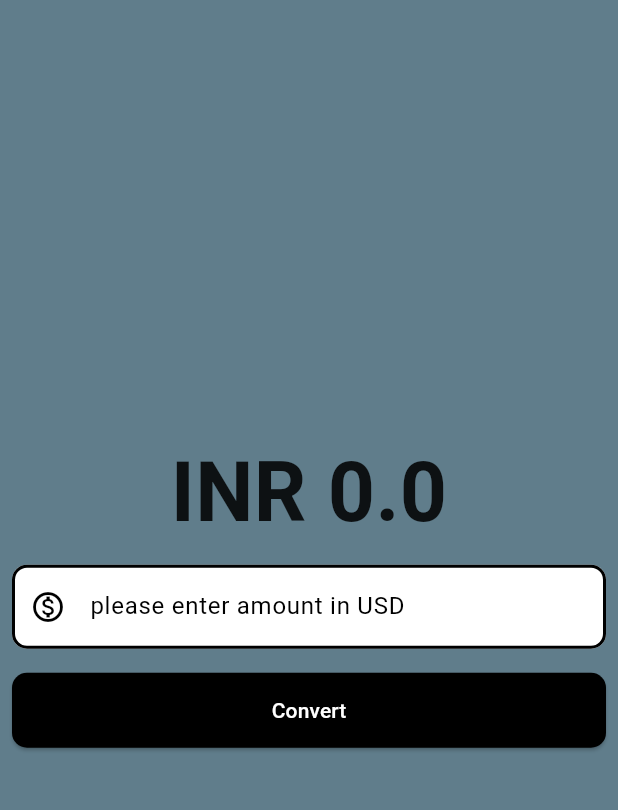
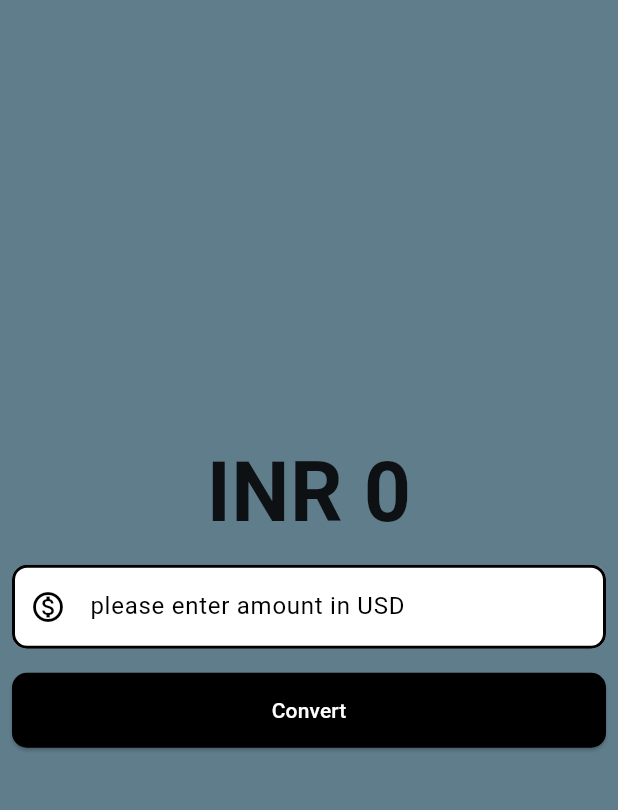
Before and after one commit to narra-abhinay-sriram/flutter_currency_converter, a Flutter app: the screen it shows after launch, on a phone screen of 412 x 824 dp, the part 63-873 px from its top. Run offline on Flutter 3.47's test engine with Material 3 defaults, Android fonts, the phone set to English and light mode, and no system bars.

Commit message:
final chnages

```diff
--- a/lib/curency_conv.dart
+++ b/lib/curency_conv.dart
@@ -35,7 +35,7 @@ class _CurrencyConverterPage extends State<CurrencyConverterPage>{
         child: Column(
           mainAxisAlignment: MainAxisAlignment.center,
           children: [
-            Text('INR $result',
+            Text('INR ${result !=0 ? result.toStringAsFixed(3):result.toStringAsFixed(0)}',
            style: const TextStyle(
             fontSize: 55,
             fontWeight: FontWeight.bold,
```
